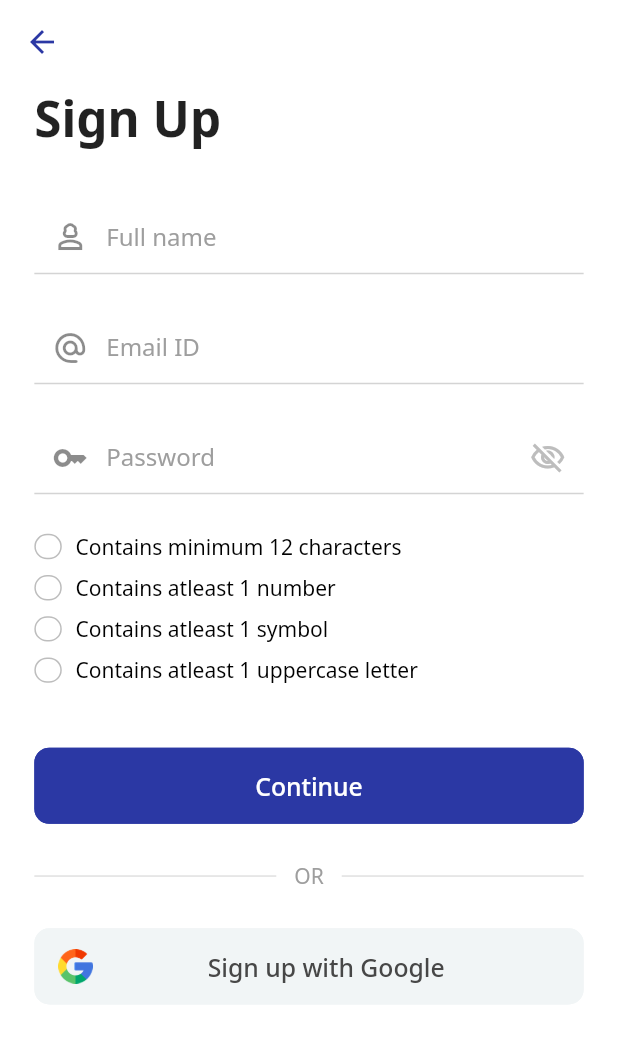
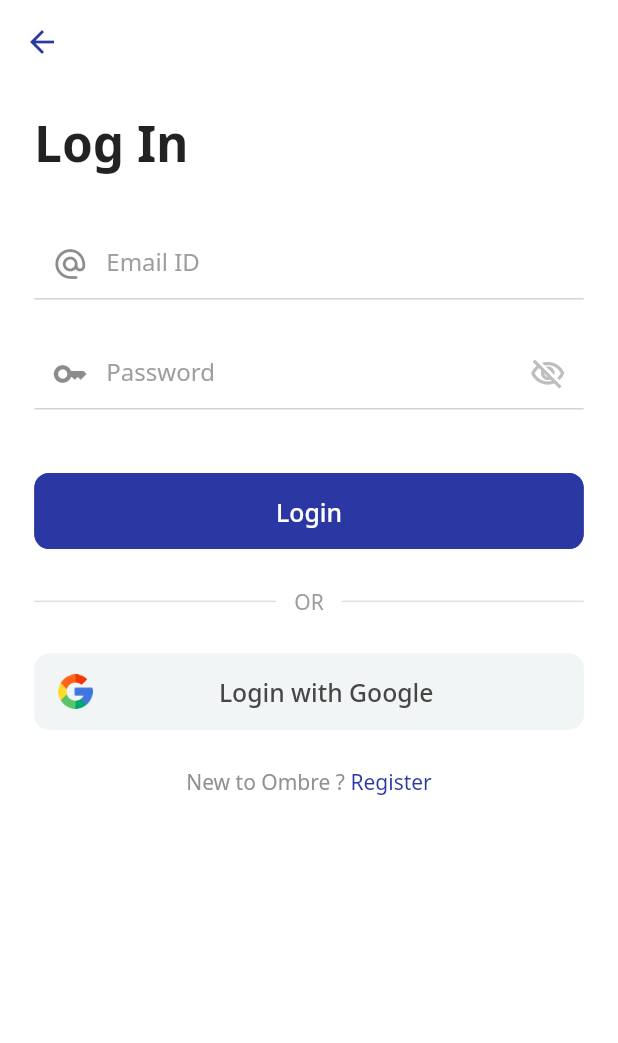
Before and after one commit to noschist/ombre, a Flutter app: the screen it shows after launch, after a tap on "Log In", on a phone screen of 412 x 824 dp. Shown: the top 1043 px of the screen. Run offline on Flutter 3.47's test engine with Material 2 defaults, Android fonts, the phone set to English and light mode, and no system bars; our stand-ins replace firebase_auth, firebase_core, flutter_screenutil, google_fonts, google_sign_in; accounts and stored records are empty.

Commit message:
Finished Login and Register

```diff
--- a/lib/main.dart
+++ b/lib/main.dart
@@ -1,15 +1,22 @@
+import 'package:firebase_auth/firebase_auth.dart';
+import 'package:firebase_core/firebase_core.dart';
 import 'package:flutter/material.dart';
 import 'package:flutter/services.dart';
 import 'package:flutter_screenutil/flutter_screenutil.dart';
 import 'package:google_fonts/google_fonts.dart';
+import 'package:ombre/firebase_options.dart';
+import 'package:ombre/pages/home_page.dart';
 import 'package:ombre/pages/onboarding_page.dart';
+import 'package:ombre/services/auth_methods.dart';
+import 'package:provider/provider.dart';
 
-void main() {
+void main() async {
   SystemChrome.setSystemUIOverlayStyle(const SystemUiOverlayStyle(
       statusBarColor: Colors.white, statusBarIconBrightness: Brightness.dark));
-  // await Firebase.initializeApp(
-  //   options: DefaultFirebaseOptions.currentPlatform,
-  // );
+  WidgetsFlutterBinding.ensureInitialized();
+  await Firebase.initializeApp(
+    options: DefaultFirebaseOptions.currentPlatform,
+  );
   runApp(const MyApp());
 }
 
@@ -18,7 +25,16 @@ class MyApp extends StatelessWidget {
 
   @override
   Widget build(BuildContext context) {
-    return ScreenUtilInit(
+    return MultiProvider(
+      providers: [
+        Provider<AuthMethods>(
+          create: (_) => AuthMethods(FirebaseAuth.instance),
+        ),
+        StreamProvider(
+            create: (context) => context.read<AuthMethods>().authState,
+            initialData: null)
+      ],
+      child: ScreenUtilInit(
         designSize: const Size(450, 975),
         builder: (context, child) {
           return MaterialApp(
@@ -31,7 +47,21 @@ class MyApp extends StatelessWidget {
                     .copyWith(primary: const Color(0xFF2b38a4))),
           );
         },
-      child: const OnboardingPage(),
+        child: const AuthWrapper(),
+      ),
     );
   }
 }
+
+class AuthWrapper extends StatelessWidget {
+  const AuthWrapper({super.key});
+
+  @override
+  Widget build(BuildContext context) {
+    final firebaseUser = context.watch<User?>();
+    if (firebaseUser != null) {
+      return const HomePage();
+    }
+    return const OnboardingPage();
+  }
+}
--- a/lib/pages/login_page.dart
+++ b/lib/pages/login_page.dart
@@ -0,0 +1,24 @@
+import 'package:flutter/material.dart';
+import 'package:flutter_screenutil/flutter_screenutil.dart';
+import 'package:ombre/pages/screens/login_form.dart';
+
+class LoginPage extends StatelessWidget {
+  const LoginPage({super.key});
+
+  @override
+  Widget build(BuildContext context) {
+    return Scaffold(
+      resizeToAvoidBottomInset: false,
+      backgroundColor: Colors.white,
+      appBar: AppBar(
+        backgroundColor: Colors.white,
+        elevation: 0,
+        foregroundColor: const Color(0xFF2b38a4),
+      ),
+      body: Container(
+        padding: EdgeInsets.symmetric(horizontal: 25.w),
+        child: const LoginForm(),
+      ),
+    );
+  }
+}
--- a/lib/pages/onboarding_page.dart
+++ b/lib/pages/onboarding_page.dart
@@ -1,8 +1,12 @@
 import 'package:flutter/material.dart';
 import 'package:flutter_screenutil/flutter_screenutil.dart';
+import 'package:ombre/pages/login_page.dart';
 import 'package:ombre/pages/register_page.dart';
 
-import '../util/logo_with_icon.dart';
+import 'package:ombre/util/logo_with_icon.dart';
+import 'package:ombre/util/primarybtn_filled.dart';
+import 'package:ombre/util/slidein_anim.dart';
+import 'package:ombre/util/textbtn_login_signup.dart';
 
 class OnboardingPage extends StatelessWidget {
   const OnboardingPage({super.key});
@@ -46,42 +50,16 @@ class OnboardingPage extends StatelessWidget {
               ),
               Column(
                 children: [
-                  TextButton(
-                      style: TextButton.styleFrom(
-                        minimumSize: Size.fromHeight(65.h),
-                        shape: const StadiumBorder(),
-                        foregroundColor: Colors.white,
-                        backgroundColor: const Color(0xFF2b38a4),
-                      ),
-                      onPressed: () {
-                        Navigator.of(context).push(_createRoute());
-                      },
-                      child: Text(
-                        "Get Started",
-                        style: TextStyle(
-                            fontWeight: FontWeight.bold, fontSize: 18.sp),
-                      )),
+                  primaryBtnFilled(() {
+                    Navigator.of(context)
+                        .push(createRoute(const RegisterPage()));
+                  }, "Get Started"),
                   SizedBox(
                     height: 20.h,
                   ),
-                  Row(
-                    mainAxisAlignment: MainAxisAlignment.center,
-                    children: [
-                      const Text(
-                        "Already have an account ? ",
-                        style: TextStyle(color: Color(0xFF919191)),
-                      ),
-                      GestureDetector(
-                        onTap: () {
-                          Navigator.of(context).push(_createRoute());
-                        },
-                        child: const Text(
-                          "Log In",
-                          style: TextStyle(color: Color(0xFF2b38a4)),
-                        ),
-                      ),
-                    ],
-                  )
+                  textBtnLoginOrSignUp(() {
+                    Navigator.of(context).push(createRoute(const LoginPage()));
+                  }, isLoginMsg: true)
                 ],
               )
             ],
@@ -91,22 +69,3 @@ class OnboardingPage extends StatelessWidget {
     );
   }
 }
-
-Route _createRoute() {
-  return PageRouteBuilder(
-    pageBuilder: (context, animation, secondaryAnimation) =>
-        const RegisterPage(),
-    transitionsBuilder: (context, animation, secondaryAnimation, child) {
-      const begin = Offset(1.0, 0.0);
-      const end = Offset.zero;
-      const curve = Curves.ease;
-
-      var tween = Tween(begin: begin, end: end).chain(CurveTween(curve: curve));
-
-      return SlideTransition(
-        position: animation.drive(tween),
-        child: child,
-      );
-    },
-  );
-}
--- a/lib/pages/register_page.dart
+++ b/lib/pages/register_page.dart
@@ -2,14 +2,9 @@ import 'package:flutter/material.dart';
 import 'package:flutter_screenutil/flutter_screenutil.dart';
 import 'package:ombre/pages/screens/register_form.dart';
 
-class RegisterPage extends StatefulWidget {
+class RegisterPage extends StatelessWidget {
   const RegisterPage({super.key});
 
-  @override
-  State<RegisterPage> createState() => _RegisterPageState();
-}
-
-class _RegisterPageState extends State<RegisterPage> {
   @override
   Widget build(BuildContext context) {
     return Scaffold(
--- a/lib/pages/screens/login_form.dart
+++ b/lib/pages/screens/login_form.dart
@@ -0,0 +1,187 @@
+import 'package:flutter/material.dart';
+import 'package:flutter_screenutil/flutter_screenutil.dart';
+import 'package:ombre/pages/register_page.dart';
+import 'package:ombre/services/auth_methods.dart';
+import 'package:ombre/util/google_btn.dart';
+import 'package:ombre/util/primarybtn_filled.dart';
+import 'package:ombre/util/slidein_anim.dart';
+import 'package:ombre/util/textbtn_login_signup.dart';
+import 'package:provider/provider.dart';
+
+class LoginForm extends StatefulWidget {
+  const LoginForm({super.key});
+
+  @override
+  State<LoginForm> createState() => _LoginFormState();
+}
+
+class _LoginFormState extends State<LoginForm> {
+  final TextEditingController _passwordEditController = TextEditingController();
+  final TextEditingController _emailEditController = TextEditingController();
+  bool _isPasswordVisible = false;
+
+  @override
+  void dispose() {
+    _passwordEditController.dispose();
+    _emailEditController.dispose();
+    super.dispose();
+  }
+
+  final _loginFormKey = GlobalKey<FormState>();
+
+  @override
+  Widget build(BuildContext context) {
+    return Form(
+      key: _loginFormKey,
+      child: Column(
+        crossAxisAlignment: CrossAxisAlignment.start,
+        children: [
+          SizedBox(
+            height: 20.h,
+          ),
+          Text(
+            "Log In",
+            style: TextStyle(fontWeight: FontWeight.bold, fontSize: 36.sp),
+          ),
+          SizedBox(
+            height: 40.h,
+          ),
+          TextFormField(
+            textInputAction: TextInputAction.next,
+            controller: _emailEditController,
+            enableSuggestions: false,
+            cursorColor: const Color(0xFF2b38a4),
+            keyboardType: TextInputType.emailAddress,
+            textCapitalization: TextCapitalization.words,
+            autovalidateMode: AutovalidateMode.onUserInteraction,
+            validator: (value) {
+              if (RegExp(
+                      r"[a-z0-9!#$%&'*+/=?^_`{|}~-]+(?:\.[a-z0-9!#$%&'*+/=?^_`{|}~-]+)*@(?:[a-z0-9](?:[a-z0-9-]*[a-z0-9])?\.)+[a-z0-9](?:[a-z0-9-]*[a-z0-9])?")
+                  .hasMatch(value!)) {
+                return null;
+              } else {
+                return "Please fill in a valid email id";
+              }
+            },
+            style: const TextStyle(color: Color(0xFF2b38a4)),
+            decoration: const InputDecoration(
+              prefixIcon: Icon(
+                Icons.alternate_email_rounded,
+              ),
+              hintText: "Email ID",
+              hintStyle: TextStyle(color: Colors.grey),
+              enabledBorder: UnderlineInputBorder(
+                borderSide: BorderSide(color: Color(0xFFD4D4D4)),
+              ),
+              focusedBorder: UnderlineInputBorder(
+                borderSide: BorderSide(color: Color(0xFF2b38a4)),
+              ),
+              errorBorder: UnderlineInputBorder(
+                borderSide: BorderSide(color: Color(0xFFA42424)),
+              ),
+              focusedErrorBorder: UnderlineInputBorder(
+                borderSide: BorderSide(color: Color(0xFFA42424)),
+              ),
+            ),
+          ),
+          SizedBox(
+            height: 30.h,
+          ),
+          TextFormField(
+              textInputAction: TextInputAction.done,
+              controller: _passwordEditController,
+              style: const TextStyle(color: Color(0xFF2b38a4)),
+              obscureText: !_isPasswordVisible,
+              autovalidateMode: AutovalidateMode.onUserInteraction,
+              validator: (value) {
+                if (value!.isNotEmpty) {
+                  return null;
+                } else {
+                  return "Please fill in your password";
+                }
+              },
+              decoration: InputDecoration(
+                hintText: "Password",
+                hintStyle: const TextStyle(color: Colors.grey),
+                prefixIcon: const Icon(Icons.key_outlined),
+                suffixIcon: IconButton(
+                  splashRadius: 1,
+                  icon: _isPasswordVisible
+                      ? const Icon(Icons.visibility_outlined,
+                          color: Color(0xFF2b38a4))
+                      : const Icon(Icons.visibility_off_outlined,
+                          color: Color(0xFFBDBDBD)),
+                  onPressed: () {
+                    setState(() {
+                      _isPasswordVisible = !_isPasswordVisible;
+                    });
+                  },
+                ),
+                enabledBorder: const UnderlineInputBorder(
+                  borderSide: BorderSide(color: Color(0xFFD4D4D4)),
+                ),
+                focusedBorder: const UnderlineInputBorder(
+                  borderSide: BorderSide(color: Color(0xFF2b38a4)),
+                ),
+                errorBorder: const UnderlineInputBorder(
+                  borderSide: BorderSide(color: Color(0xFFA42424)),
+                ),
+                focusedErrorBorder: const UnderlineInputBorder(
+                  borderSide: BorderSide(color: Color(0xFFA42424)),
+                ),
+              )),
+          SizedBox(
+            height: 50.h,
+          ),
+          primaryBtnFilled(logInUser, "Login"),
+          SizedBox(
+            height: 30.h,
+          ),
+          const Row(
+            mainAxisAlignment: MainAxisAlignment.center,
+            children: [
+              Expanded(
+                child: Divider(
+                  // indent: 20.0,
+                  endIndent: 12.0,
+                  thickness: 1,
+                ),
+              ),
+              Text(
+                "OR",
+                style: TextStyle(color: Colors.grey),
+              ),
+              Expanded(
+                child: Divider(
+                  indent: 12.0,
+                  // endIndent: 20.0,
+                  thickness: 1,
+                ),
+              ),
+            ],
+          ),
+          SizedBox(
+            height: 30.h,
+          ),
+          googleBtn(context, isLoginMsg: true),
+          SizedBox(
+            height: 30.h,
+          ),
+          textBtnLoginOrSignUp(() {
+            Navigator.of(context)
+                .pushReplacement(createRoute(const RegisterPage()));
+          })
+        ],
+      ),
+    );
+  }
+
+  void logInUser() async {
+    if (_loginFormKey.currentState!.validate()) {
+      context.read<AuthMethods>().logInWithEmail(
+          email: _emailEditController.text.trim(),
+          password: _passwordEditController.text.trim(),
+          context: context);
+    }
+  }
+}
--- a/lib/pages/screens/register_form.dart
+++ b/lib/pages/screens/register_form.dart
@@ -1,7 +1,14 @@
 import 'package:flutter/material.dart';
 import 'package:flutter_screenutil/flutter_screenutil.dart';
+import 'package:ombre/pages/login_page.dart';
+import 'package:ombre/services/auth_methods.dart';
+import 'package:ombre/util/google_btn.dart';
+import 'package:ombre/util/primarybtn_filled.dart';
 
-import '../../util/register_pass_check.dart';
+import 'package:ombre/util/register_pass_check.dart';
+import 'package:ombre/util/slidein_anim.dart';
+import 'package:ombre/util/textbtn_login_signup.dart';
+import 'package:provider/provider.dart';
 
 class RegisterForm extends StatefulWidget {
   const RegisterForm({
@@ -64,6 +71,9 @@ class _RegisterFormState extends State<RegisterForm> {
       child: Column(
         crossAxisAlignment: CrossAxisAlignment.start,
         children: [
+          SizedBox(
+            height: 20.h,
+          ),
           Text(
             "Sign Up",
             style: TextStyle(fontWeight: FontWeight.bold, fontSize: 36.sp),
@@ -80,7 +90,7 @@ class _RegisterFormState extends State<RegisterForm> {
             textCapitalization: TextCapitalization.words,
             autovalidateMode: AutovalidateMode.onUserInteraction,
             validator: (value) {
-              if (value!.length >= 2) {
+              if (value!.isNotEmpty) {
                 return null;
               } else {
                 return "Please fill in your full name";
@@ -115,7 +125,7 @@ class _RegisterFormState extends State<RegisterForm> {
             controller: _emailEditController,
             enableSuggestions: false,
             cursorColor: const Color(0xFF2b38a4),
-            keyboardType: TextInputType.name,
+            keyboardType: TextInputType.emailAddress,
             textCapitalization: TextCapitalization.words,
             autovalidateMode: AutovalidateMode.onUserInteraction,
             validator: (value) {
@@ -219,20 +229,7 @@ class _RegisterFormState extends State<RegisterForm> {
           SizedBox(
             height: 50.h,
           ),
-          OutlinedButton(
-              style: OutlinedButton.styleFrom(
-                foregroundColor: Colors.white,
-                backgroundColor: const Color(0xFF2b38a4),
-                minimumSize: Size.fromHeight(60.h),
-                side: const BorderSide(color: Color(0xFF2b38a4)),
-                shape: const RoundedRectangleBorder(
-                    borderRadius: BorderRadius.all(Radius.circular(10))),
-              ),
-              onPressed: () {},
-              child: Text(
-                "Continue",
-                style: TextStyle(fontSize: 18.sp),
-              )),
+          primaryBtnFilled(signUpUser, "Continue"),
           SizedBox(
             height: 30.h,
           ),
@@ -241,7 +238,6 @@ class _RegisterFormState extends State<RegisterForm> {
             children: [
               Expanded(
                 child: Divider(
-                  // indent: 20.0,
                   endIndent: 12.0,
                   thickness: 1,
                 ),
@@ -253,7 +249,6 @@ class _RegisterFormState extends State<RegisterForm> {
               Expanded(
                 child: Divider(
                   indent: 12.0,
-                  // endIndent: 20.0,
                   thickness: 1,
                 ),
               ),
@@ -262,34 +257,25 @@ class _RegisterFormState extends State<RegisterForm> {
           SizedBox(
             height: 30.h,
           ),
-          OutlinedButton(
-              style: OutlinedButton.styleFrom(
-                foregroundColor: const Color(0xFF474747),
-                backgroundColor: const Color(0xFFf1f5f6),
-                minimumSize: Size.fromHeight(60.h),
-                side: const BorderSide(color: Color(0xFFf1f5f6)),
-                shape: const RoundedRectangleBorder(
-                    borderRadius: BorderRadius.all(Radius.circular(10))),
-              ),
-              onPressed: () {},
-              child: Row(
-                children: [
-                  Image.asset(
-                    "lib/images/google.png",
-                    width: 25.w,
-                  ),
-                  Expanded(
-                    child: Center(
-                      child: Text(
-                        "Sign up with Google",
-                        style: TextStyle(fontSize: 18.sp),
-                      ),
-                    ),
-                  )
-                ],
-              )),
+          googleBtn(context),
+          SizedBox(
+            height: 30.h,
+          ),
+          textBtnLoginOrSignUp(() {
+            Navigator.of(context)
+                .pushReplacement(createRoute(const LoginPage()));
+          }, isLoginMsg: true)
         ],
       ),
     );
   }
+
+  void signUpUser() async {
+    if (_registerFormKey.currentState!.validate()) {
+      context.read<AuthMethods>().signUpWithEmail(
+          email: _emailEditController.text.trim(),
+          password: _passwordEditController.text.trim(),
+          context: context);
+    }
+  }
 }
--- /dev/null
+++ b/lib/util/google_btn.dart
@@ -0,0 +1,35 @@
+import 'package:flutter/material.dart';
+import 'package:flutter_screenutil/flutter_screenutil.dart';
+import 'package:ombre/services/auth_methods.dart';
+import 'package:provider/provider.dart';
+
+OutlinedButton googleBtn(BuildContext context, {bool isLoginMsg = false}) {
+  return OutlinedButton(
+      style: OutlinedButton.styleFrom(
+        foregroundColor: const Color(0xFF474747),
+        backgroundColor: const Color(0xFFf1f5f6),
+        minimumSize: Size.fromHeight(60.h),
+        side: const BorderSide(color: Color(0xFFf1f5f6)),
+        shape: const RoundedRectangleBorder(
+            borderRadius: BorderRadius.all(Radius.circular(10))),
+      ),
+      onPressed: () {
+        context.read<AuthMethods>().signInWithGoogle(context);
+      },
+      child: Row(
+        children: [
+          Image.asset(
+            "lib/images/google.png",
+            width: 25.w,
+          ),
+          Expanded(
+            child: Center(
+              child: Text(
+                isLoginMsg ? "Login with Google" : "Sign up with Google",
+                style: TextStyle(fontSize: 18.sp),
+              ),
+            ),
+          )
+        ],
+      ));
+}
--- /dev/null
+++ b/lib/util/primarybtn_filled.dart
@@ -0,0 +1,19 @@
+import 'package:flutter/material.dart';
+import 'package:flutter_screenutil/flutter_screenutil.dart';
+
+OutlinedButton primaryBtnFilled(VoidCallback onPressed, String btnText) {
+  return OutlinedButton(
+      style: OutlinedButton.styleFrom(
+        foregroundColor: Colors.white,
+        backgroundColor: const Color(0xFF2b38a4),
+        minimumSize: Size.fromHeight(60.h),
+        side: const BorderSide(color: Color(0xFF2b38a4)),
+        shape: const RoundedRectangleBorder(
+            borderRadius: BorderRadius.all(Radius.circular(10))),
+      ),
+      onPressed: onPressed,
+      child: Text(
+        btnText,
+        style: TextStyle(fontSize: 18.sp),
+      ));
+}
--- /dev/null
+++ b/lib/util/slidein_anim.dart
@@ -0,0 +1,19 @@
+import 'package:flutter/material.dart';
+
+Route createRoute(Widget page) {
+  return PageRouteBuilder(
+    pageBuilder: (context, animation, secondaryAnimation) => page,
+    transitionsBuilder: (context, animation, secondaryAnimation, child) {
+      const begin = Offset(1.0, 0.0);
+      const end = Offset.zero;
+      const curve = Curves.ease;
+
+      var tween = Tween(begin: begin, end: end).chain(CurveTween(curve: curve));
+
+      return SlideTransition(
+        position: animation.drive(tween),
+        child: child,
+      );
+    },
+  );
+}
--- /dev/null
+++ b/lib/util/textbtn_login_signup.dart
@@ -0,0 +1,20 @@
+import 'package:flutter/material.dart';
+
+Row textBtnLoginOrSignUp(VoidCallback onTap, {bool isLoginMsg = false}) {
+  return Row(
+    mainAxisAlignment: MainAxisAlignment.center,
+    children: [
+      Text(
+        isLoginMsg ? "Already have an account ? " : "New to Ombre ? ",
+        style: const TextStyle(color: Color(0xFF919191)),
+      ),
+      GestureDetector(
+        onTap: onTap,
+        child: Text(
+          isLoginMsg ? "Log In" : "Register",
+          style: const TextStyle(color: Color(0xFF2b38a4)),
+        ),
+      ),
+    ],
+  );
+}
--- a/pubspec.yaml
+++ b/pubspec.yaml
@@ -37,6 +37,9 @@ dependencies:
     google_fonts: ^5.0.0
     flutter_screenutil: ^5.8.3
     firebase_core: ^2.13.1
+    firebase_auth: ^4.6.3
+    google_sign_in: ^6.1.4
+    provider: ^6.0.5
 
 dev_dependencies:
     flutter_test:
@@ -62,6 +65,7 @@ flutter:
     # To add assets to your application, add an assets section, like this:
     assets:
         - lib/images/
+        - lib/images/msg/
     #   - images/a_dot_ham.jpeg
 
     # An image asset can refer to one or more resolution-specific "variants", see
```
Also changed, not shown: lib/pages/home_page.dart (+10 -2 lines), lib/services/auth_methods.dart (added, +102 -0 lines), lib/util/show_snackbar.dart (added, +56 -0 lines), lib/images/msg/error.png (added), lib/images/msg/info.png (added), lib/images/msg/success.png (added), lib/images/msg/warning.png (added), pubspec.lock, 1 other file. Lines whose indentation alone changed are shown as unchanged.
